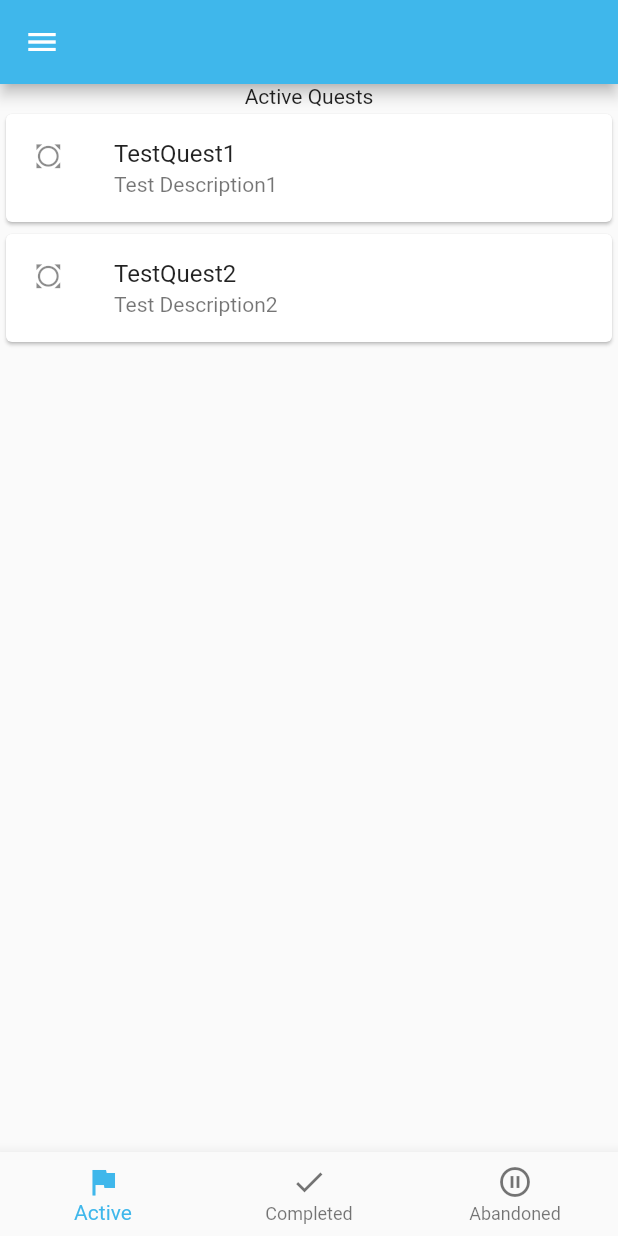
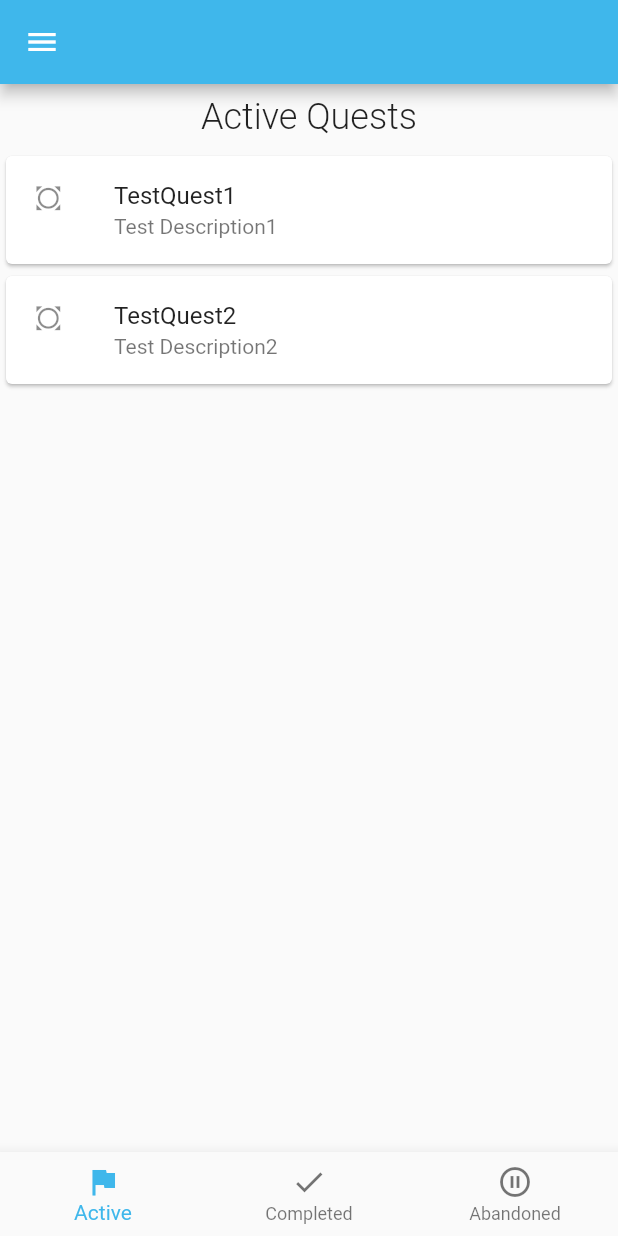
Before and after one commit to nixtaxe/QuestWorld, a Flutter app: the screen it shows after launch, after a tap on "Sign In", on a phone screen of 412 x 824 dp. Run offline on Flutter 3.47's test engine with Material 2 defaults, Android fonts, the phone set to English and light mode, and no system bars; our stand-ins replace rxdart; Roboto replaces fonts that are missing (Hind, Montserrat).

Commit message:
Change quest tab title style

```diff
--- a/lib/main.dart
+++ b/lib/main.dart
@@ -18,7 +18,7 @@ class App extends StatelessWidget {
         fontFamily: 'Montserrat',
         textTheme: TextTheme(
           headline: TextStyle(fontSize: 46.0, color: Colors.white, fontWeight: FontWeight.w300),
-          title: TextStyle(fontSize: 28.0, fontWeight: FontWeight.w300),
+          title: TextStyle(fontSize: 24.0, fontWeight: FontWeight.w300),
           body1: TextStyle(fontSize: 14.0, fontFamily: 'Hind'),
         ),
       ),
--- a/lib/ui/quests_tab.dart
+++ b/lib/ui/quests_tab.dart
@@ -31,7 +31,10 @@ class _QuestTabState extends State<QuestsTab> {
     return Column(
       mainAxisSize: MainAxisSize.min,
       children: <Widget>[
-        Text(widget.title),
+        Padding(
+          padding: const EdgeInsets.symmetric(vertical: 8.0),
+          child: Text(widget.title, style: Theme.of(context).textTheme.title,),
+        ),
         StreamBuilder(
             stream: widget.getQuestsStream(),
             builder:
```
